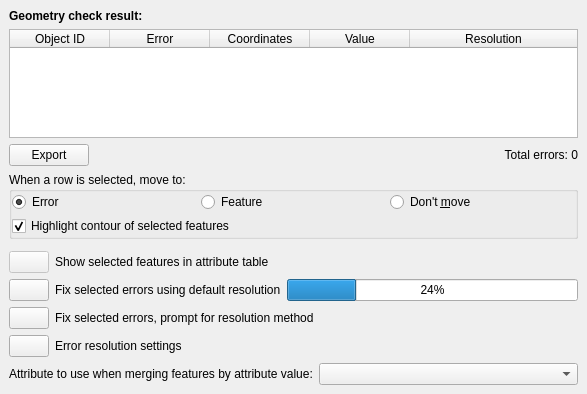
Above: src/plugins/geometry_checker/ui/qgsgeometrycheckerresulttab.ui from nextgis/nextgisqgis before the change. Below: the same form after it.
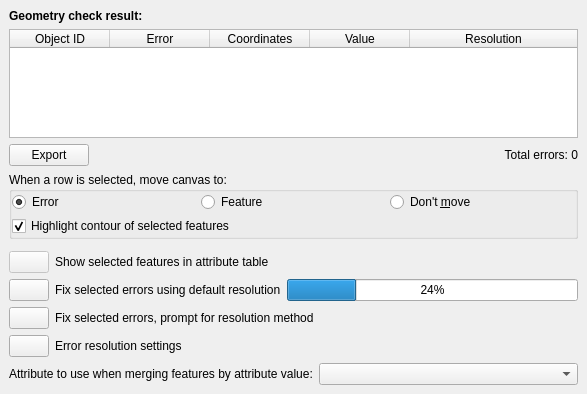
That is the form after the change. Icons and pictures are not drawn.

```diff
--- a/src/plugins/geometry_checker/ui/qgsgeometrycheckerresulttab.ui
+++ b/src/plugins/geometry_checker/ui/qgsgeometrycheckerresulttab.ui
@@ -155,7 +155,7 @@
        <item row="3" column="0">
         <widget class="QGroupBox" name="groupBoxRowSelectionBehaviour">
          <property name="title">
-          <string>When a row is selected, move to:</string>
+          <string>When a row is selected, move canvas to:</string>
          </property>
          <property name="flat">
           <bool>true</bool>
```
